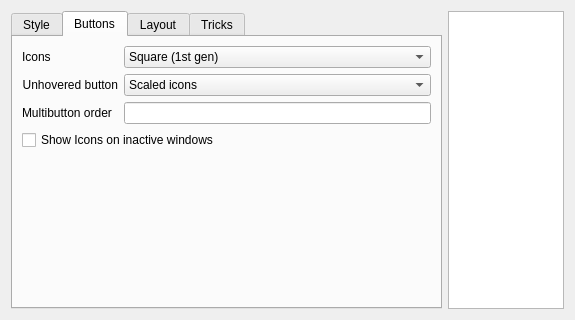
Qt form kwin/configdialog.ui (deiv/bespin-pkg) before a commit.
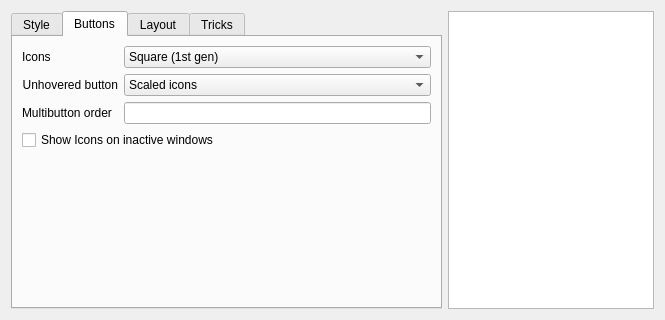
The same form after that commit. The open tabs and pages were chosen to show the change. Custom widgets are drawn as their Qt base class.

Commit message: one more decobuttonstyle - enough for now ;-)

```diff
--- a/kwin/configdialog.ui
+++ b/kwin/configdialog.ui
@@ -6,8 +6,8 @@
    <rect>
     <x>0</x>
     <y>0</y>
-    <width>575</width>
-    <height>293</height>
+    <width>665</width>
+    <height>288</height>
    </rect>
   </property>
   <property name="windowTitle">
```
Left out of the diff: 7 changed lines with no effect on the pictures. The commit also changes 2 other files.
